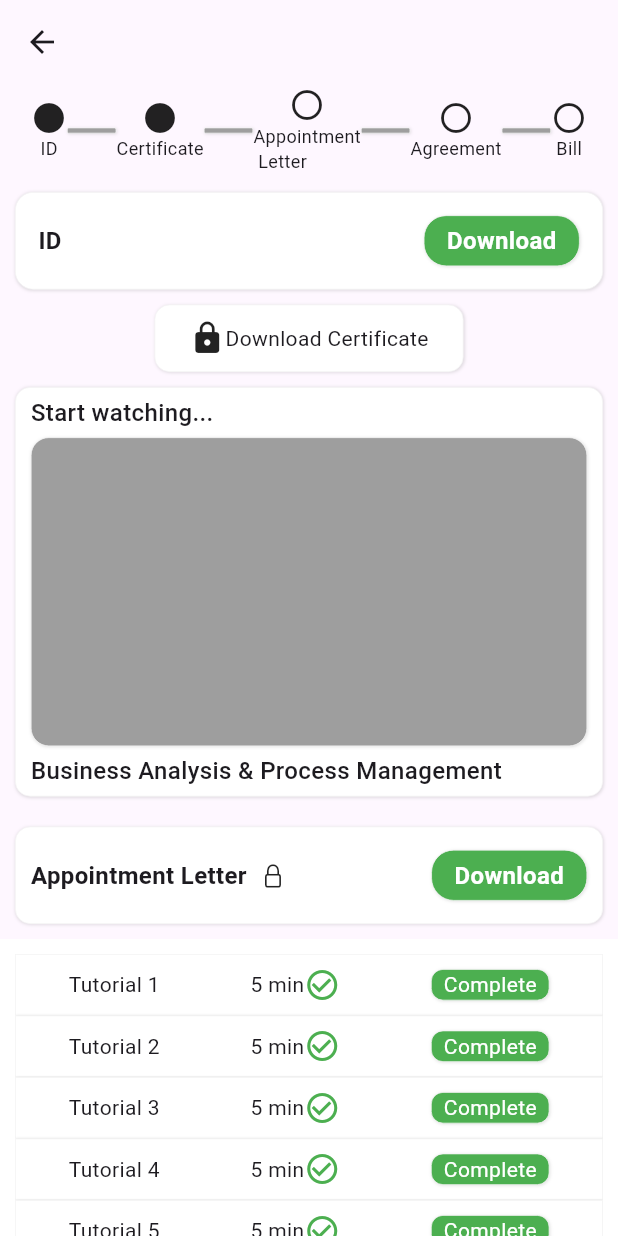
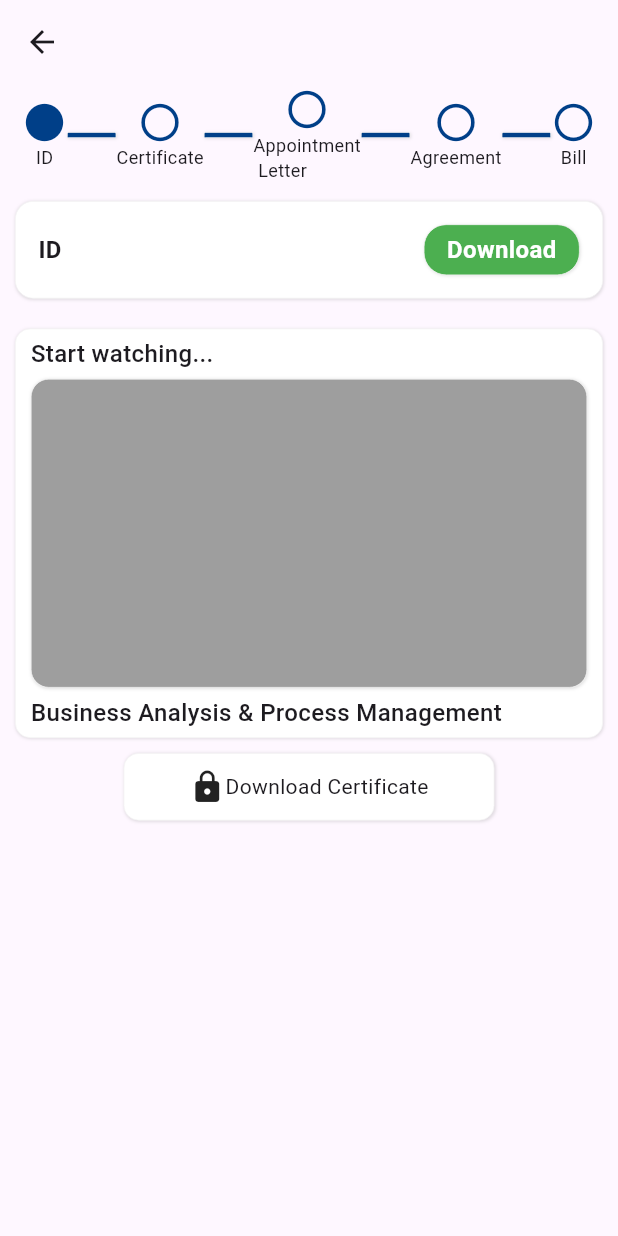
Before and after one commit to JayFlutter10/academy, a Flutter app: the ProgressView screen opened directly, on a phone screen of 412 x 824 dp. Run offline on Flutter 3.47's test engine with Material 3 defaults, Android fonts, the phone set to English and light mode, and no system bars; our stand-ins replace fl_chart.

Commit message:
sixth commit

```diff
--- a/lib/Support/Views/email_view.dart
+++ b/lib/Support/Views/email_view.dart
@@ -34,7 +34,8 @@ class EmailView extends StatelessWidget {
                   mainAxisAlignment: MainAxisAlignment.center,
                   children: [
                    Text('Write to us at ',style: TextStyle(color: Colors.black,fontSize: 16,fontWeight: FontWeight.w500)) ,
-                    InkWell( onTap: (){
+                    InkWell(
+                        onTap: (){
                         showDialog(context: context, builder: (BuildContext context)=>AlertDialog(
                           actions: [
                             Row(
--- a/lib/academy/widgets/progress_view.dart
+++ b/lib/academy/widgets/progress_view.dart
@@ -104,7 +104,7 @@ int selection=0;
                     setState(() {
                       selection=0;
                     });
-                  },selection==0?true:true,
+                  },selection==0?true:false,
 
                   ),
                   _dash(width),
@@ -112,7 +112,7 @@ int selection=0;
                     setState(() {
                       selection=1;
                     });
-                  },selection==1?true:true),
+                  },selection==1?true:false),
                   _dash(width),
                   _customTimeline('Appointment\n Letter',(){
                     setState(() {
@@ -135,7 +135,7 @@ int selection=0;
                ],
               ),
             ),
-            Column(
+           selection==0? Column(
               children: [
                 customContainer(
                   margin: 10,
@@ -156,20 +156,7 @@ int selection=0;
                     ],
                   ),
                 ),
-                customContainer(
-                 bRadius: 10,
-                vPadding: 10,
-                hPadding: 10,
-                width: width*0.5 ,
-                  child: Row(
 
-                  mainAxisAlignment: MainAxisAlignment.center,
-                  children: [
-                    Icon(Icons.lock),
-                    Text('Download Certificate'),
-                  ],
-                ),
-                ),
                 customContainer(
                     margin: 10,
                     bRadius: 10,
@@ -188,9 +175,26 @@ int selection=0;
                       ],
                     )
                 ),
+                customContainer(
+                  bRadius: 10,
+                  vPadding: 10,
+                  hPadding: 10,
+                  width: width*0.6 ,
+                  child: Row(
 
+                    mainAxisAlignment: MainAxisAlignment.center,
+                    children: [
+                      Icon(Icons.lock),
+                      Text('Download Certificate'),
+                    ],
+                  ),
+                ),
                 //Appointment
-                Column(
+
+
+              ],
+            ):Container(),
+            selection==2? Column(
               children: [
                 customContainer(
                     margin: 10,
@@ -274,16 +278,27 @@ int selection=0;
                             containerColor: Colors.grey,
                             height: height*0.25,width: double.infinity),
                         Text('Business Analysis & Process Management',style: TextStyle(fontSize: 16,fontWeight: FontWeight.w500),),
+
                       ],
                     )
+                ),//rgba(0, 80, 157, 1)
+                customContainer(
+                  bRadius: 10,
+                  vPadding: 10,
+                  hPadding: 10,
+                  width: width*0.6 ,
+                  containerColor: Color.fromRGBO(0, 80, 157, 1),
+                  child: Row(
+                    mainAxisAlignment: MainAxisAlignment.center,
+                    children: [
+                      Icon(CupertinoIcons.lock,color: Colors.white,),
+                      Text('Download Certificate',style: TextStyle(color: Colors.white,fontWeight: FontWeight.bold,fontSize: 15),),
+                    ],
+                  ),
                 ),
                 SizedBox(height: 50,),
               ],
-                ),
-
-              ],
-            ),
-
+            ):Container(),
           ],
         ),
       ),
@@ -342,17 +357,20 @@ Widget customContainer({
 }
 
 Widget _customTimeline(String text,  VoidCallback onTap,bool isSelected){
-  return Column(
+  return InkWell(
+    onTap: onTap,
+    child: Column(
       mainAxisAlignment: MainAxisAlignment.start,
       children: [
-      InkWell( onTap: onTap, child: !isSelected?Icon(Icons.circle_outlined):Icon((Icons.circle))),
+        !isSelected?Icon(Icons.circle_outlined,size: 30,color: Color.fromRGBO(0, 63, 136, 1),):Icon((Icons.circle),size: 30,color: Color.fromRGBO(0, 63, 136, 1),),
         Text(text,style: TextStyle(
           fontSize: 12,
         ),),
       ],
+    ),
   );
 }
 Widget _dash(double width){
-  return customContainer(bRadius: 1,height: 4,width:width*0.08,containerColor: Colors.grey);
+  return customContainer(bRadius: 1,height: 4,width:width*0.08,containerColor:  Color.fromRGBO(0, 63, 136, 1));
 
 }
--- a/lib/chart.dart
+++ b/lib/chart.dart
@@ -18,7 +18,6 @@ class SemiCircleChart extends StatelessWidget {
           angle: 140.159,
           child: Stack(
             children: [
-
               PieChart(
                 PieChartData(
                   startDegreeOffset: 180,
--- a/lib/main.dart
+++ b/lib/main.dart
@@ -1,5 +1,8 @@
 import 'package:flutter/material.dart';
+import 'package:flutter_application_1/TandC_5X/View/terms_conditions.dart';
 import 'package:flutter_application_1/academy/view/video_academy_main.dart';
+import 'package:flutter_application_1/chart.dart';
+import 'package:flutter_application_1/favourite/view/favourite_view_screen.dart';
 import 'Support/Views/support_view.dart';
 import 'academy/view/certificate_view.dart';
 import 'academy/view/live_webinar_view.dart';
@@ -31,7 +34,7 @@ class MyApp extends StatelessWidget {
         colorScheme: ColorScheme.fromSeed(seedColor: Colors.deepPurple),
         useMaterial3: true,
       ),
-      home:  VideoAcademy(),
+      home:  FavouriteViewScreen(),
     );
   }
 }
```
Also changed, not shown: lib/TandC_5X/View/terms_conditions.dart (+17 -11 lines), lib/academy/view/certificate_view.dart (+35 -11 lines), lib/favourite/view/favourite_view_screen.dart (added, +107 -0 lines). Lines whose indentation alone changed are shown as unchanged.
